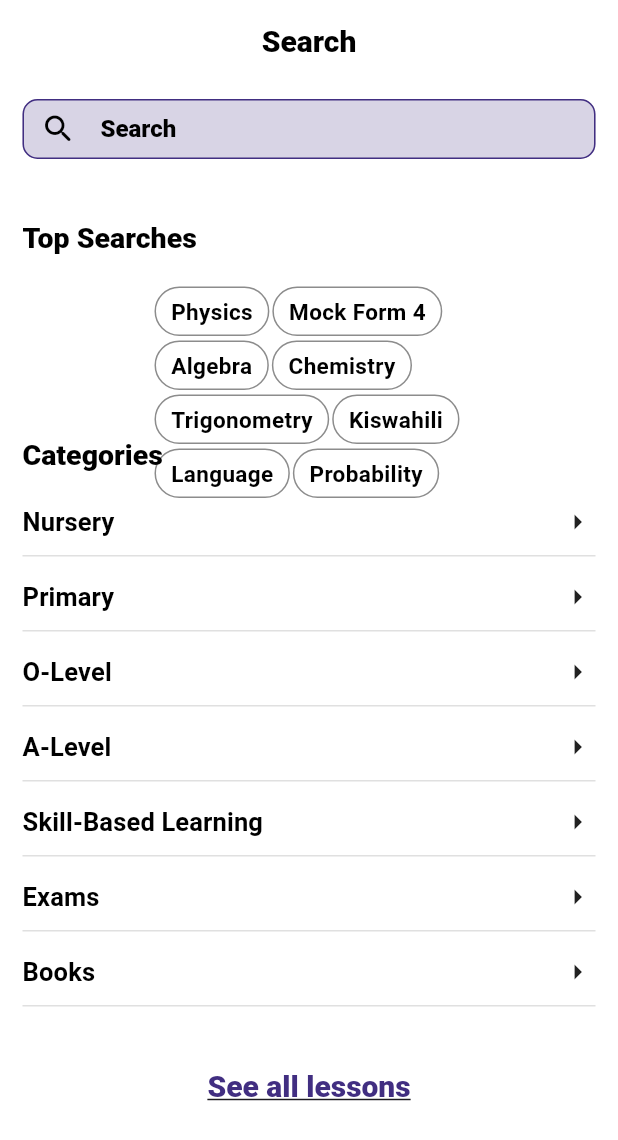
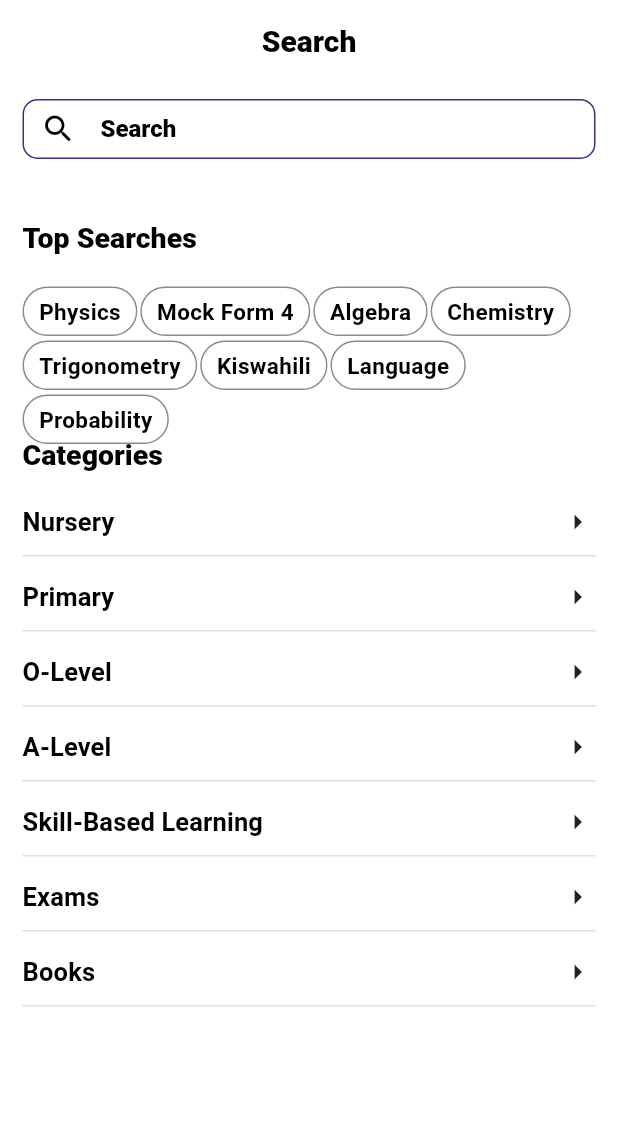
Before and after one commit to arc1o1/e_learn, a Flutter app: the SearchScreen screen opened directly, on a phone screen of 412 x 824 dp. Shown: the top 1140 px of the screen. Run offline on Flutter 3.47's test engine with Material 3 defaults, Android fonts, the phone set to English and light mode, and no system bars; our stand-ins replace awesome_bottom_bar, cached_network_image, flutter_dotenv, flutter_image_slideshow, flutter_local_notifications, flutter_screenutil and 4 more; accounts and stored records are empty; Roboto replaces fonts that are missing (NunitoSans); statements that could not run were skipped.

Commit message:
some_minor_changes_on_ui

```diff
--- a/lib/features/search/search_screen.dart
+++ b/lib/features/search/search_screen.dart
@@ -1,5 +1,4 @@
 import 'package:e_learn/features/widgets/section_header.dart';
-import 'package:e_learn/utils/constants/color_strings.dart';
 import 'package:flutter/material.dart';
 
 class SearchScreen extends StatelessWidget {
@@ -49,13 +48,9 @@ class SearchScreen extends StatelessWidget {
             height: 40,
             child: TextField(
               decoration: InputDecoration(
-                filled: true,
-                fillColor: Color(0x35412E81),
+                // filled: true,
+                // fillColor: Color(0x35412E81),
                 contentPadding: const EdgeInsets.all(0),
-                border: OutlineInputBorder(
-                  borderRadius: BorderRadius.circular(10000),
-                  borderSide: const BorderSide(color: Colors.black),
-                ),
                 prefixIcon: const Icon(Icons.search_rounded),
                 hintText: "Search",
                 hintStyle: Theme.of(context)
@@ -80,7 +75,6 @@ class SearchScreen extends StatelessWidget {
               // top searches them selves
               Container(
                 height: 70,
-                width: MediaQuery.of(context).size.width * 0.5,
                 alignment: Alignment.centerLeft,
                 child: Wrap(
                   spacing: 2,
@@ -120,7 +114,6 @@ class SearchScreen extends StatelessWidget {
 
               // categories
               Container(
-                height: 350,
                 color: Colors.transparent,
                 child: ListView.separated(
                   shrinkWrap: true,
@@ -158,26 +151,26 @@ class SearchScreen extends StatelessWidget {
 
               const SizedBox(height: 30),
 
-              // all lessons
-              InkWell(
-                onTap: () {},
-                borderRadius: BorderRadius.circular(1000),
-                child: Padding(
-                  padding: const EdgeInsets.symmetric(
-                    horizontal: 50,
-                    vertical: 5,
-                  ),
-                  child: Text(
-                    "See all lessons",
-                    style: Theme.of(context).textTheme.headlineSmall!.copyWith(
-                          color: ColorStrings.primary,
-                          fontSize: 20,
-                          fontWeight: FontWeight.w800,
-                          decoration: TextDecoration.underline,
-                        ),
-                  ),
-                ),
-              )
+              // // all lessons
+              // InkWell(
+              //   onTap: () {},
+              //   borderRadius: BorderRadius.circular(1000),
+              //   child: Padding(
+              //     padding: const EdgeInsets.symmetric(
+              //       horizontal: 50,
+              //       vertical: 5,
+              //     ),
+              //     child: Text(
+              //       "See all lessons",
+              //       style: Theme.of(context).textTheme.headlineSmall!.copyWith(
+              //             color: ColorStrings.primary,
+              //             fontSize: 17,
+              //             fontWeight: FontWeight.w800,
+              //             decoration: TextDecoration.underline,
+              //           ),
+              //     ),
+              //   ),
+              // )
             ],
           )
         ],
```
